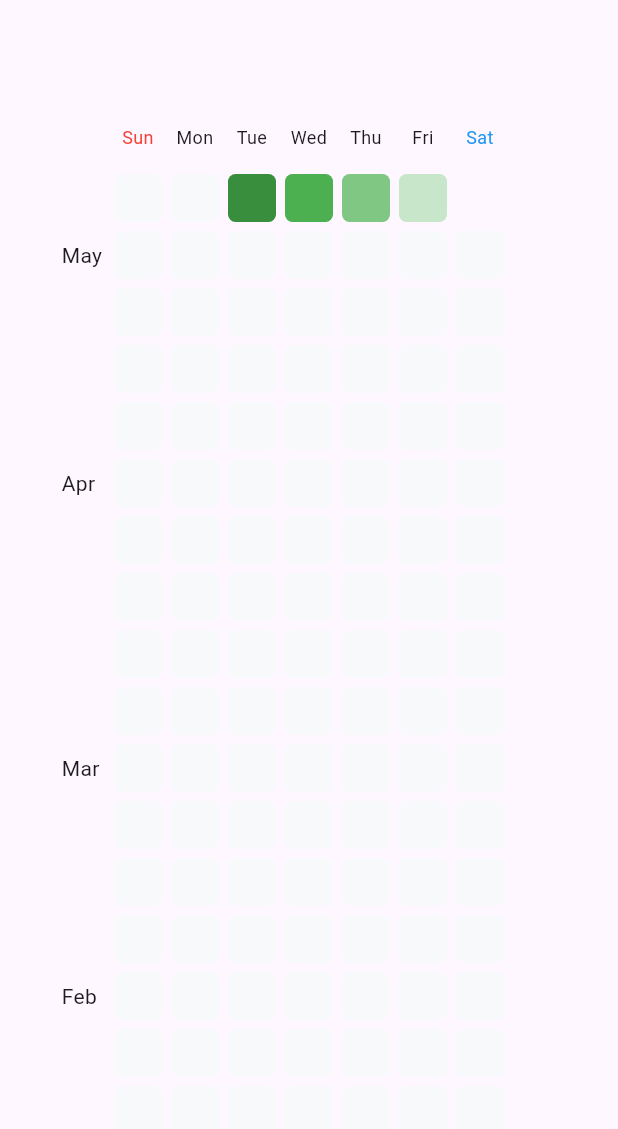
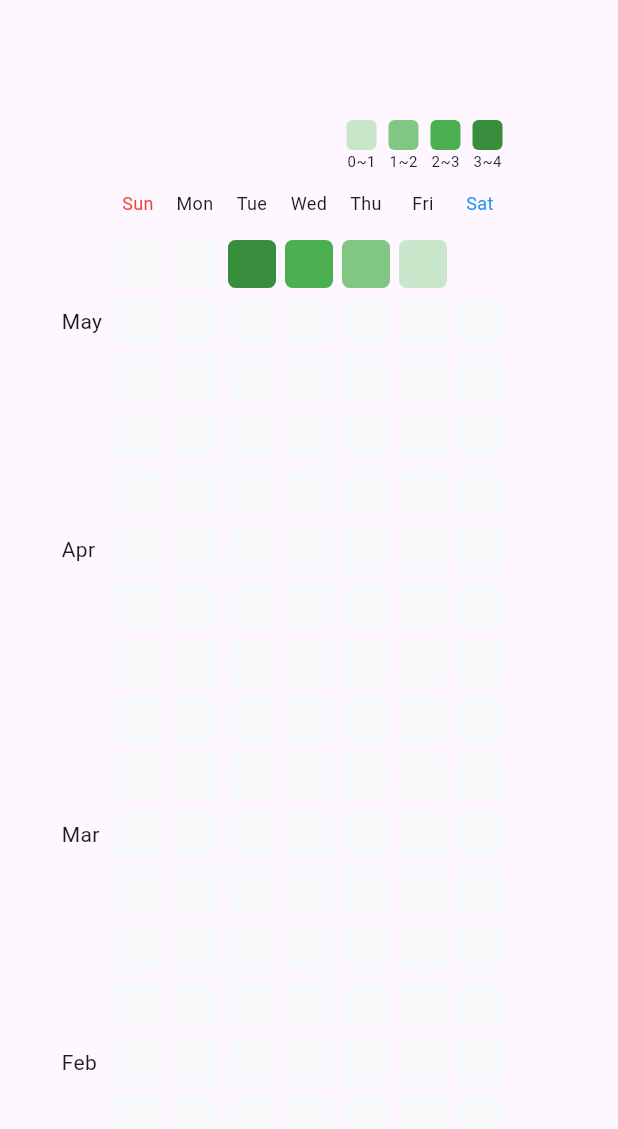
Before and after one commit to woo3145/flutter_vertical_heatmap, a Flutter app: the screen it shows after launch, on a phone screen of 412 x 824 dp, the part 84-1213 px from its top. Run offline on Flutter 3.47's test engine with Material 3 defaults, Android fonts, the phone set to English and light mode, and no system bars.

Commit message:
Add ColorTip widget

```diff
--- a/lib/src/heatmap.dart
+++ b/lib/src/heatmap.dart
@@ -2,6 +2,7 @@ import 'dart:math';
 
 import 'package:flutter/material.dart';
 import 'package:flutter_vertical_heatmap/flutter_vertical_heatmap.dart';
+import 'package:flutter_vertical_heatmap/src/heatmap_color_tip.dart';
 import 'package:flutter_vertical_heatmap/src/heatmap_week_text.dart';
 import 'package:flutter_vertical_heatmap/src/heatmap_row.dart';
 
@@ -22,6 +23,9 @@ class HeatMap extends StatelessWidget {
   /// The font size of the text labels.
   final double? fontSize;
 
+  /// The font size of the color tip.
+  final double? colorTipSize;
+
   /// A map of data points, where each key is a date and each value is the value of the data point.
   final Map<DateTime, int>? datasets;
 
@@ -35,7 +39,7 @@ class HeatMap extends StatelessWidget {
   final Color? textColor;
 
   /// A map of color sets, where each key is a day of the week and each value is a list of colors.
-  final Map<int, Color>? colorsets;
+  final Map<int, Color> colorsets;
 
   /// The border radius of the heatmap cells.
   final double? borderRadius;
@@ -53,12 +57,13 @@ class HeatMap extends StatelessWidget {
     super.key,
     required this.startDate,
     required this.endDate,
+    required this.colorsets,
     this.size,
     this.fontSize,
+    this.colorTipSize,
     this.datasets,
     this.defaultColor,
     this.textColor,
-    this.colorsets,
     this.borderRadius,
     this.onClick,
     this.margin,
@@ -103,8 +108,13 @@ class HeatMap extends StatelessWidget {
           mainAxisSize: MainAxisSize.min,
           children: [
             Column(
-              crossAxisAlignment: CrossAxisAlignment.start,
+              crossAxisAlignment: CrossAxisAlignment.end,
               children: [
+                HeatMapColorTip(
+                  colorsets: colorsets,
+                  size: size,
+                ),
+                const SizedBox(height: 10),
                 HeatMapWeekText(
                   margin: margin,
                   fontSize: fontSize,
--- /dev/null
+++ b/lib/src/heatmap_color_tip.dart
@@ -0,0 +1,53 @@
+import 'package:flutter/cupertino.dart';
+import 'package:flutter/material.dart';
+import 'package:flutter/widgets.dart';
+
+class HeatMapColorTip extends StatelessWidget {
+  final Map<int, Color> colorsets;
+
+  /// The size of the heatmap.
+  final double? size;
+
+  /// The size of the color tip.
+  final double? colorTipSize;
+
+  const HeatMapColorTip({
+    super.key,
+    required this.colorsets,
+    this.size,
+    this.colorTipSize,
+  });
+
+  @override
+  Widget build(BuildContext context) {
+    var keys = colorsets.keys.toList();
+    return Row(
+      mainAxisAlignment: MainAxisAlignment.end,
+      children: [
+        for (var (idx, data) in colorsets.entries.indexed)
+          Padding(
+            padding: const EdgeInsets.symmetric(horizontal: 4),
+            child: Column(
+              children: [
+                Container(
+                  width: colorTipSize ?? 20,
+                  height: colorTipSize ?? 20,
+                  decoration: BoxDecoration(
+                    color: data.value,
+                    borderRadius: BorderRadius.circular(4),
+                  ),
+                ),
+                Text(
+                  '${0 < idx ? keys[idx - 1] : 0}~${data.key}',
+                  style: const TextStyle(fontSize: 10),
+                )
+              ],
+            ),
+          ),
+        SizedBox(
+          width: size != null ? size! : 40 - 4,
+        )
+      ],
+    );
+  }
+}
```
